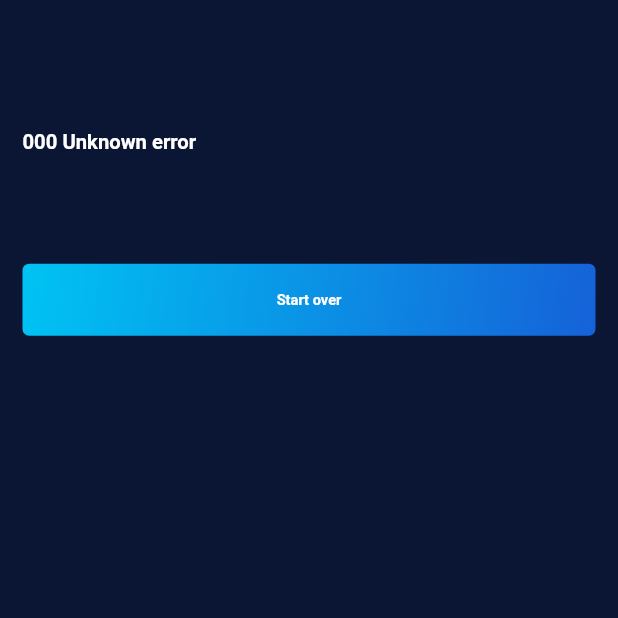
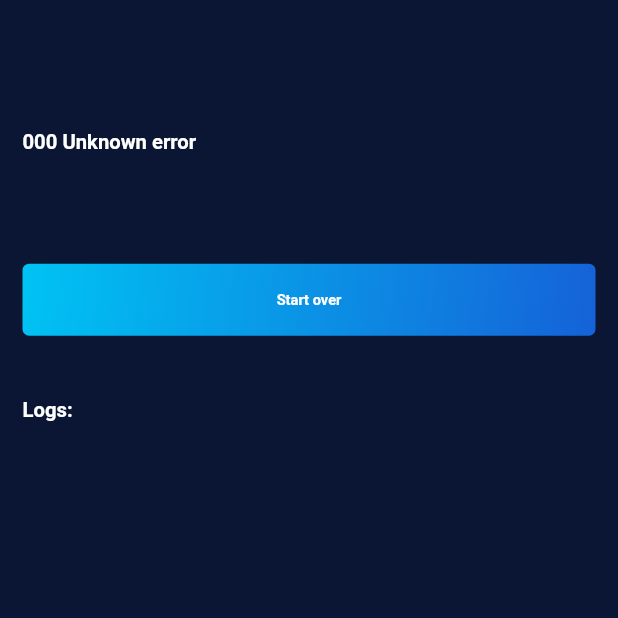
Before and after one commit to AlexeySpiridonov/loom, a Flutter app: the ErrorScreen screen opened directly with empty values, on a phone screen of 412 x 824 dp, the top half of it. Run offline on Flutter 3.47's test engine with Material 2 defaults, Android fonts, the light colour scheme and no system bars; our stand-ins replace bloc, firebase_analytics, flutter_bloc, flutter_svg, logger, shared_preferences and 1 more; accounts and stored records are empty; generated files the repository leaves out were written again.

Commit message:
errors logs

```diff
--- a/lib/bloc/loom/loom_bloc.dart
+++ b/lib/bloc/loom/loom_bloc.dart
@@ -4,6 +4,7 @@ import 'package:flutter/material.dart';
 import 'package:logger/logger.dart';
 import 'package:loom/models/network_model.dart';
 import 'package:loom/services/http_api_provider.dart';
+import 'package:loom/services/logger.dart';
 import 'package:loom/services/wifi_api_provider.dart';
 import 'package:meta/meta.dart';
 import 'package:shared_preferences/shared_preferences.dart';
@@ -22,7 +23,8 @@ class LoomBloc extends Bloc<LoomEvent, LoomState> {
   String channel = "";
   bool isScannings = false;
   int status = 0;
-  var logger = Logger();
+  String logs = "";
+  var logger = Logger(output: LoomConsoleOutput());
 
   LoomBloc({
     required this.httpApiProvider,
@@ -407,4 +409,6 @@ class LoomBloc extends Bloc<LoomEvent, LoomState> {
       state: LoomResetState(),
     );
   }
+
+  void writeLogs() {}
 }
--- a/lib/screens/error_screen.dart
+++ b/lib/screens/error_screen.dart
@@ -1,6 +1,8 @@
 import 'package:flutter/material.dart';
 import 'package:flutter_bloc/flutter_bloc.dart';
 import 'package:loom/bloc/loom/loom_bloc.dart';
+import 'package:loom/services/logger.dart';
+import 'package:loom/widget/loom_body.dart';
 import 'package:loom/widget/loom_button.dart';
 import 'package:flutter_gen/gen_l10n/app_localizations.dart';
 import 'package:loom/widget/loom_text.dart';
@@ -26,10 +28,7 @@ class ErrorScreen extends StatelessWidget {
     };
 
     return Scaffold(
-      body: Container(
-        width: double.infinity,
-        padding: EdgeInsets.symmetric(horizontal: 20.0 * devicePixelRatio),
-        child: Column(
+      body: LoomBody(
         children: [
           SizedBox(height: 60 * devicePixelRatio),
           (errors[error] != null)
@@ -37,15 +36,19 @@ class ErrorScreen extends StatelessWidget {
               : LoomText(AppLocalizations.of(context)!.error),
           SizedBox(height: 60 * devicePixelRatio),
           LoomButton(
-              onPressed: () =>
-                  context.read<LoomBloc>().add(LoomOpenInfo1Event()),
+            onPressed: () => context.read<LoomBloc>().add(LoomOpenInfo1Event()),
             text: AppLocalizations.of(context)!.startAnew,
             loomEvent: LoomOpenInfo1Event(),
             nofaq: true,
           ),
+          const LoomText("Logs:"),
+          LoomText(
+            allLogs,
+            top: 0,
+            textSize: 10,
+          ),
           SizedBox(height: 40 * devicePixelRatio),
         ],
-        ),
       ),
     );
   }
--- a/lib/services/http_api_provider.dart
+++ b/lib/services/http_api_provider.dart
@@ -3,9 +3,11 @@ import 'package:http/http.dart' as http;
 import 'package:logger/logger.dart';
 import 'package:loom/models/network_model.dart';
 
+import 'logger.dart';
+
 class HttpApiProvider {
   HttpApiProvider();
-  var logger = Logger();
+  var logger = Logger(output: LoomConsoleOutput());
 
   Future<String?> sysStatus() async {
     try {
--- /dev/null
+++ b/lib/services/logger.dart
@@ -0,0 +1,13 @@
+import 'package:logger/logger.dart';
+
+String allLogs = "";
+
+class LoomConsoleOutput extends LogOutput {
+  @override
+  void output(OutputEvent event) {
+    for (var line in event.lines) {
+      print(line);
+      allLogs += line + "\n";
+    }
+  }
+}
--- a/lib/services/wifi_api_provider.dart
+++ b/lib/services/wifi_api_provider.dart
@@ -1,9 +1,11 @@
 import 'package:flutter/services.dart';
 import 'package:logger/logger.dart';
 
+import 'logger.dart';
+
 class WifiApiProvider {
   WifiApiProvider();
-  var logger = Logger();
+  var logger = Logger(output: LoomConsoleOutput());
 
   static const platform = MethodChannel('loom/wifi');
 
--- a/lib/widget/loom_text.dart
+++ b/lib/widget/loom_text.dart
@@ -5,10 +5,12 @@ class LoomText extends StatelessWidget {
     this.text, {
     Key? key,
     this.top,
+    this.textSize,
   }) : super(key: key);
 
   final String text;
   final int? top;
+  final int? textSize;
 
   @override
   Widget build(BuildContext context) {
@@ -25,7 +27,9 @@ class LoomText extends StatelessWidget {
           text,
           textAlign: TextAlign.start,
           style: TextStyle(
-            fontSize: 18 * devicePixelRatio,
+            fontSize: textSize != null
+                ? (textSize! * devicePixelRatio)
+                : 18 * devicePixelRatio,
             fontWeight: FontWeight.w600,
             height: 1.4,
           ),
```
Lines whose indentation alone changed are shown as unchanged.
